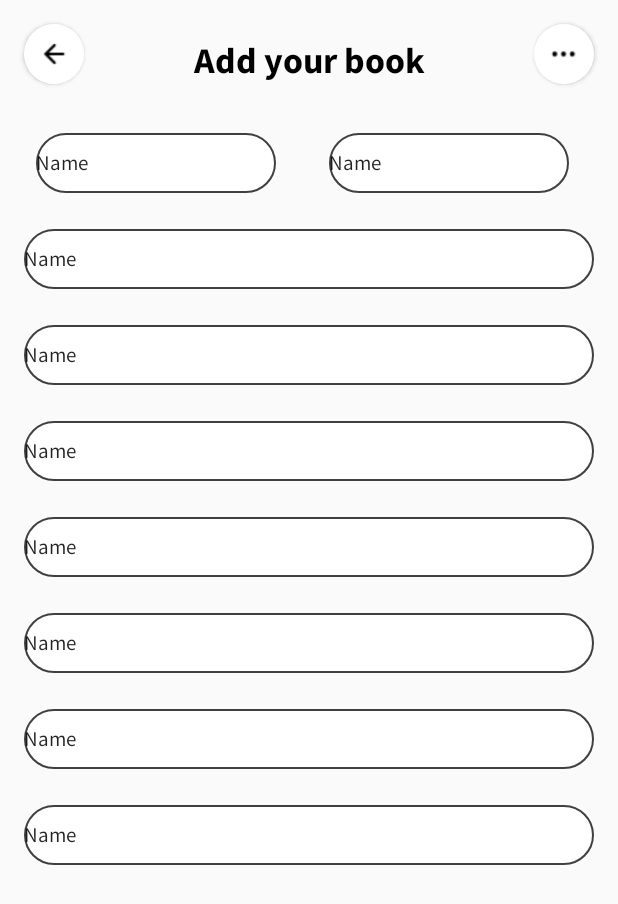
After one commit to itzkou/bookapp, an Android app: the UploadBook screen opened directly, with no data from a screen before it, on a phone screen of 412 x 824 dp. The commit adds this screen. Shown: the top 904 px of the screen. Run offline under Robolectric (Android 15) with nearby library versions, the phone set to English and light mode, and no system bars.

Commit message:
add uploadbook

```diff
--- a/app/src/main/AndroidManifest.xml
+++ b/app/src/main/AndroidManifest.xml
@@ -15,6 +15,9 @@
         android:supportsRtl="true"
         android:theme="@style/AppTheme"
         android:usesCleartextTraffic="true">
+        <activity
+            android:name=".UploadBook"
+            android:exported="false" />
         <activity
             android:name=".BookDetails"
             android:exported="true" />
--- a/app/src/main/java/com/example/bfn/Adapters/BooksAdapter.kt
+++ b/app/src/main/java/com/example/bfn/Adapters/BooksAdapter.kt
@@ -5,14 +5,13 @@ import android.view.ViewGroup
 import androidx.recyclerview.widget.DiffUtil
 import androidx.recyclerview.widget.RecyclerView
 import com.example.bfn.databinding.ItemBookBinding
-import com.example.bfn.databinding.ItemRecentBookBinding
-import com.example.bfn.models.Books
+import com.example.bfn.models.Book
 import com.example.bfn.util.SimpleCallback
 
 
 class BooksAdapter : RecyclerView.Adapter<BooksAdapter.ViewHolder>() {
 
-    private var books = listOf<Books>()
+    private var books = listOf<Book>()
 
     override fun onCreateViewHolder(parent: ViewGroup, viewType: Int): ViewHolder {
         return BooksAdapter.ViewHolder(
@@ -38,7 +37,7 @@ class BooksAdapter : RecyclerView.Adapter<BooksAdapter.ViewHolder>() {
     }
 
 
-    fun updateBooks(newBooks: List<Books>) {
+    fun updateBooks(newBooks: List<Book>) {
         val diffResult =
             DiffUtil.calculateDiff(SimpleCallback(this.books, newBooks) { it.id!! })
         this.books = newBooks
--- a/app/src/main/java/com/example/bfn/Adapters/RecentlyReadBooksAdapter.kt
+++ b/app/src/main/java/com/example/bfn/Adapters/RecentlyReadBooksAdapter.kt
@@ -5,13 +5,13 @@ import android.view.ViewGroup
 import androidx.recyclerview.widget.DiffUtil
 import androidx.recyclerview.widget.RecyclerView
 import com.example.bfn.databinding.ItemRecentBookBinding
-import com.example.bfn.models.Books
+import com.example.bfn.models.Book
 import com.example.bfn.util.SimpleCallback
 
 
 class RecentlyReadBooksAdapter : RecyclerView.Adapter<RecentlyReadBooksAdapter.ViewHolder>() {
 
-    private var books = listOf<Books>()
+    private var books = listOf<Book>()
 
     override fun onCreateViewHolder(parent: ViewGroup, viewType: Int): ViewHolder {
         return RecentlyReadBooksAdapter.ViewHolder(
@@ -37,7 +37,7 @@ class RecentlyReadBooksAdapter : RecyclerView.Adapter<RecentlyReadBooksAdapter.V
     }
 
 
-    fun updateBooks(newBooks: List<Books>) {
+    fun updateBooks(newBooks: List<Book>) {
         val diffResult =
             DiffUtil.calculateDiff(SimpleCallback(this.books, newBooks) { it.id!! })
         this.books = newBooks
--- /dev/null
+++ b/app/src/main/java/com/example/bfn/UploadBook.kt
@@ -0,0 +1,11 @@
+package com.example.bfn
+
+import androidx.appcompat.app.AppCompatActivity
+import android.os.Bundle
+
+class UploadBook : AppCompatActivity() {
+    override fun onCreate(savedInstanceState: Bundle?) {
+        super.onCreate(savedInstanceState)
+        setContentView(R.layout.activity_upload_book)
+    }
+}
--- a/app/src/main/java/com/example/bfn/models/Books.kt
+++ b/app/src/main/java/com/example/bfn/models/Book.kt
@@ -2,7 +2,7 @@ package com.example.bfn.models
 
 import com.google.gson.annotations.SerializedName
 
-data class Books (
+data class Book (
     @SerializedName("id") val id: String?="",
     @SerializedName("title") val title: String?="",
     @SerializedName("author") val author: String?="",
@@ -23,7 +23,7 @@ data class Books (
         if (this === other) return true
         if (javaClass != other?.javaClass) return false
 
-        other as Books
+        other as Book
 
         if (id != other.id) return false
         if (title != other.title) return false
--- a/app/src/main/java/com/example/bfn/ui/home/HomeFragment.kt
+++ b/app/src/main/java/com/example/bfn/ui/home/HomeFragment.kt
@@ -10,7 +10,7 @@ import androidx.recyclerview.widget.LinearLayoutManager
 import com.example.bfn.Adapters.BooksAdapter
 import com.example.bfn.Adapters.RecentlyReadBooksAdapter
 import com.example.bfn.databinding.FragmentHomeBinding
-import com.example.bfn.models.Books
+import com.example.bfn.models.Book
 
 class HomeFragment : Fragment() {
 
@@ -49,8 +49,8 @@ class HomeFragment : Fragment() {
                 LinearLayoutManager(requireActivity(), LinearLayoutManager.VERTICAL, false)
         }
 
-        readBooksAdapter.updateBooks(listOf<Books>(Books("1"),Books("2"),Books("2"),Books("2"),Books("2")))
-        recentlyReadBooksAdapter.updateBooks(listOf<Books>(Books("1"),Books("2"),Books("2"),Books("2"),Books("2")))
+        readBooksAdapter.updateBooks(listOf<Book>(Book("1"),Book("2"),Book("2"),Book("2"),Book("2")))
+        recentlyReadBooksAdapter.updateBooks(listOf<Book>(Book("1"),Book("2"),Book("2"),Book("2"),Book("2")))
 
     }
 }
--- /dev/null
+++ b/app/src/main/res/drawable/bg_inputs.xml
@@ -0,0 +1,10 @@
+<?xml version="1.0" encoding="utf-8"?>
+<shape xmlns:android="http://schemas.android.com/apk/res/android">
+    <solid
+        android:color="@color/white" />
+    <stroke  android:width="1dp" android:color="#404040" />
+
+    <corners android:radius="20dp" />
+
+
+</shape>
--- a/app/src/main/res/layout/activity_book_details.xml
+++ b/app/src/main/res/layout/activity_book_details.xml
@@ -5,6 +5,35 @@
     android:layout_width="match_parent"
     android:layout_height="match_parent">
 
+
+    <androidx.cardview.widget.CardView
+        android:id="@+id/imBack"
+        android:layout_gravity="top|start"
+        android:layout_margin="16dp"
+        app:cardCornerRadius="20dp"
+        android:layout_width="40dp"
+        android:layout_height="40dp"
+      >
+
+        <ImageView
+            android:layout_width="wrap_content"
+            android:layout_height="wrap_content"
+            android:src="@drawable/ic_back"/>
+    </androidx.cardview.widget.CardView>
+    <androidx.cardview.widget.CardView
+        android:id="@+id/imMore"
+        android:layout_gravity="top|end"
+        android:layout_margin="16dp"
+        app:cardCornerRadius="20dp"
+        android:layout_width="40dp"
+        android:layout_height="40dp"
+        >
+
+        <ImageView
+            android:layout_width="wrap_content"
+            android:layout_height="wrap_content"
+            android:src="@drawable/ic_more"/>
+    </androidx.cardview.widget.CardView>
 
     <com.google.android.material.appbar.AppBarLayout
         android:id="@+id/appBar"
--- /dev/null
+++ b/app/src/main/res/layout/activity_upload_book.xml
@@ -0,0 +1,194 @@
+<?xml version="1.0" encoding="utf-8"?>
+<androidx.constraintlayout.widget.ConstraintLayout xmlns:android="http://schemas.android.com/apk/res/android"
+    xmlns:app="http://schemas.android.com/apk/res-auto"
+    xmlns:tools="http://schemas.android.com/tools"
+    android:layout_width="match_parent"
+    android:layout_height="match_parent"
+    tools:context=".UploadBook">
+
+    <androidx.cardview.widget.CardView
+        android:id="@+id/imBack"
+        android:layout_width="40dp"
+        android:layout_height="40dp"
+        android:layout_gravity="top|start"
+        android:layout_margin="16dp"
+        app:cardCornerRadius="20dp"
+        app:layout_constraintStart_toStartOf="parent"
+        app:layout_constraintTop_toTopOf="parent">
+
+        <ImageView
+            android:layout_width="wrap_content"
+            android:layout_height="wrap_content"
+            android:src="@drawable/ic_back" />
+    </androidx.cardview.widget.CardView>
+
+    <androidx.cardview.widget.CardView
+        android:id="@+id/imMore"
+        android:layout_width="40dp"
+        android:layout_height="40dp"
+        android:layout_gravity="top|end"
+        android:layout_margin="16dp"
+        app:cardCornerRadius="20dp"
+        app:layout_constraintEnd_toEndOf="parent"
+        app:layout_constraintTop_toTopOf="parent">
+
+        <ImageView
+            android:layout_width="wrap_content"
+            android:layout_height="wrap_content"
+            android:src="@drawable/ic_more" />
+    </androidx.cardview.widget.CardView>
+
+    <TextView
+        android:id="@+id/textView4"
+        android:layout_width="wrap_content"
+        android:layout_height="wrap_content"
+        android:layout_marginTop="24dp"
+        android:fontFamily="@font/sfbold"
+        android:text="Add your book"
+        android:textColor="@android:color/black"
+        android:textSize="24sp"
+        app:layout_constraintEnd_toEndOf="parent"
+        app:layout_constraintStart_toStartOf="parent"
+        app:layout_constraintTop_toTopOf="parent" />
+
+
+    <EditText
+        android:id="@+id/editTextTextPersonName"
+        style="@style/edit_book"
+        android:background="@drawable/bg_inputs"
+        android:ems="10"
+        android:inputType="textPersonName"
+        android:text="Name"
+
+        app:layout_constraintEnd_toEndOf="parent"
+        app:layout_constraintHorizontal_bias="0.02"
+        app:layout_constraintStart_toStartOf="parent"
+        app:layout_constraintTop_toTopOf="@+id/editTextTextPersonName2" />
+
+    <EditText
+        android:id="@+id/editTextTextPersonName2"
+        style="@style/edit_book"
+        android:layout_marginTop="32dp"
+        android:background="@drawable/bg_inputs"
+        android:ems="10"
+        android:inputType="textPersonName"
+        android:text="Name"
+
+        app:layout_constraintEnd_toEndOf="parent"
+        app:layout_constraintHorizontal_bias="0.94"
+        app:layout_constraintStart_toStartOf="parent"
+        app:layout_constraintTop_toBottomOf="@+id/textView4" />
+
+    <EditText
+        android:id="@+id/editTextTextPersonName3"
+        style="@style/edit_book"
+        android:layout_width="0dp"
+        android:layout_marginStart="16dp"
+        android:layout_marginTop="24dp"
+        android:layout_marginEnd="16dp"
+
+        android:background="@drawable/bg_inputs"
+        android:ems="10"
+        android:inputType="textPersonName"
+        android:text="Name"
+        app:layout_constraintEnd_toEndOf="parent"
+        app:layout_constraintHorizontal_bias="0.406"
+        app:layout_constraintStart_toStartOf="parent"
+        app:layout_constraintTop_toBottomOf="@+id/editTextTextPersonName" />
+
+    <EditText
+        android:id="@+id/editTextTextPersonName4"
+        style="@style/edit_book"
+        android:layout_width="0dp"
+        android:layout_marginStart="16dp"
+        android:layout_marginTop="24dp"
+        android:layout_marginEnd="16dp"
+
+        android:background="@drawable/bg_inputs"
+        android:ems="10"
+        android:inputType="textPersonName"
+        android:text="Name"
+        app:layout_constraintEnd_toEndOf="parent"
+        app:layout_constraintStart_toStartOf="parent"
+        app:layout_constraintTop_toBottomOf="@+id/editTextTextPersonName3" />
+
+    <EditText
+        android:id="@+id/editTextTextPersonName5"
+        style="@style/edit_book"
+        android:layout_marginStart="16dp"
+        android:layout_marginTop="24dp"
+        android:layout_marginEnd="16dp"
+        android:layout_width="0dp"
+
+        android:background="@drawable/bg_inputs"
+        android:ems="10"
+        android:inputType="textPersonName"
+        android:text="Name"
+        app:layout_constraintEnd_toEndOf="parent"
+        app:layout_constraintStart_toStartOf="parent"
+        app:layout_constraintTop_toBottomOf="@+id/editTextTextPersonName6" />
+
+    <EditText
+        android:id="@+id/editTextTextPersonName9"
+        style="@style/edit_book"
+        android:layout_marginStart="16dp"
+        android:layout_marginTop="24dp"
+        android:layout_marginEnd="16dp"
+        android:background="@drawable/bg_inputs"
+        android:layout_width="0dp"
+
+        android:ems="10"
+        android:inputType="textPersonName"
+        android:text="Name"
+        app:layout_constraintEnd_toEndOf="parent"
+        app:layout_constraintStart_toStartOf="parent"
+        app:layout_constraintTop_toBottomOf="@+id/editTextTextPersonName7" />
+
+    <EditText
+        android:id="@+id/editTextTextPersonName7"
+        style="@style/edit_book"
+        android:layout_marginStart="16dp"
+        android:layout_marginTop="24dp"
+        android:layout_marginEnd="16dp"
+        android:layout_width="0dp"
+
+        android:background="@drawable/bg_inputs"
+        android:ems="10"
+        android:inputType="textPersonName"
+        android:text="Name"
+        app:layout_constraintEnd_toEndOf="parent"
+        app:layout_constraintStart_toStartOf="parent"
+        app:layout_constraintTop_toBottomOf="@+id/editTextTextPersonName8" />
+
+    <EditText
+        android:id="@+id/editTextTextPersonName8"
+        style="@style/edit_book"
+        android:layout_marginStart="16dp"
+        android:layout_marginTop="24dp"
+        android:layout_marginEnd="16dp"
+        android:background="@drawable/bg_inputs"
+        android:layout_width="0dp"
+
+        android:ems="10"
+        android:inputType="textPersonName"
+        android:text="Name"
+        app:layout_constraintEnd_toEndOf="parent"
+        app:layout_constraintStart_toStartOf="parent"
+        app:layout_constraintTop_toBottomOf="@+id/editTextTextPersonName5" />
+
+    <EditText
+        android:id="@+id/editTextTextPersonName6"
+        style="@style/edit_book"
+        android:layout_marginStart="16dp"
+        android:layout_marginTop="24dp"
+        android:layout_marginEnd="16dp"
+        android:background="@drawable/bg_inputs"
+        android:ems="10"
+        android:inputType="textPersonName"
+        android:text="Name"
+        android:layout_width="0dp"
+
+        app:layout_constraintEnd_toEndOf="parent"
+        app:layout_constraintStart_toStartOf="parent"
+        app:layout_constraintTop_toBottomOf="@+id/editTextTextPersonName4" />
+</androidx.constraintlayout.widget.ConstraintLayout>
--- a/app/src/main/res/values/styles.xml
+++ b/app/src/main/res/values/styles.xml
@@ -29,4 +29,13 @@
 
     </style>
 
+    <style name="edit_book">
+        <item name="android:layout_width">160dp</item>
+        <item name="android:layout_height">40dp</item>
+        <item name="android:layout_marginEnd">20dp</item>
+        <item name="android:layout_marginStart">20dp</item>
+        <item name="fontFamily">@font/sfreg</item>
+        <item name="android:textSize">14sp</item>
+    </style>
+
 </resources>
```
Also changed, not shown: app/src/main/res/drawable/ic_back.png (added), app/src/main/res/drawable/ic_comment.png (added), app/src/main/res/drawable/ic_like.png (added), app/src/main/res/drawable/ic_more.png (added), app/src/main/res/drawable/ic_url.png (added).
